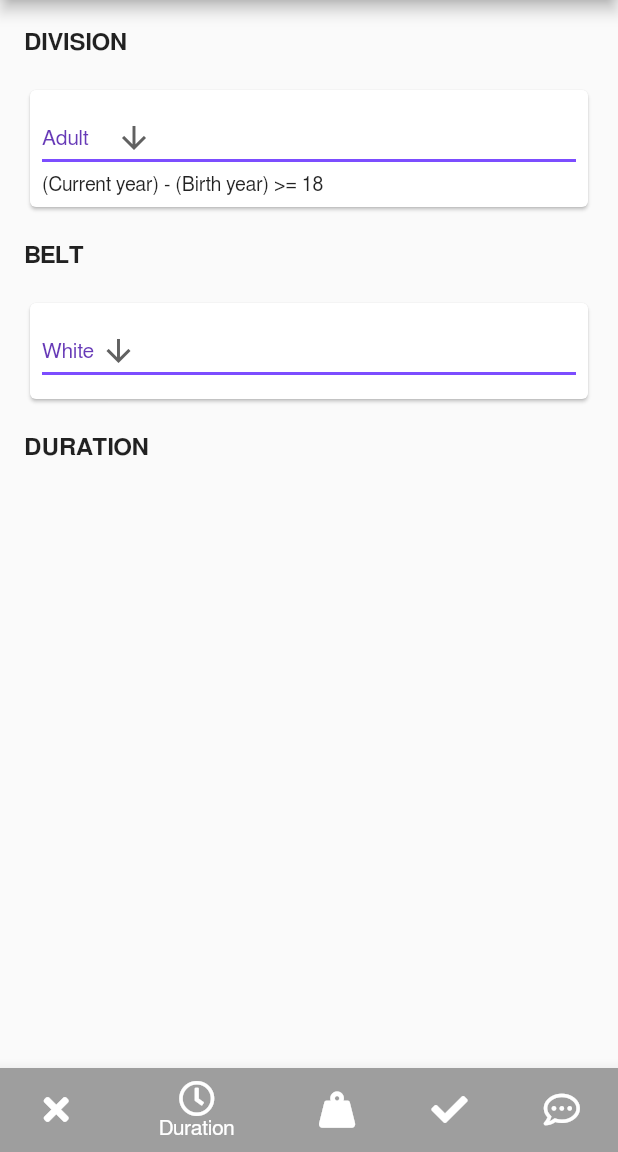
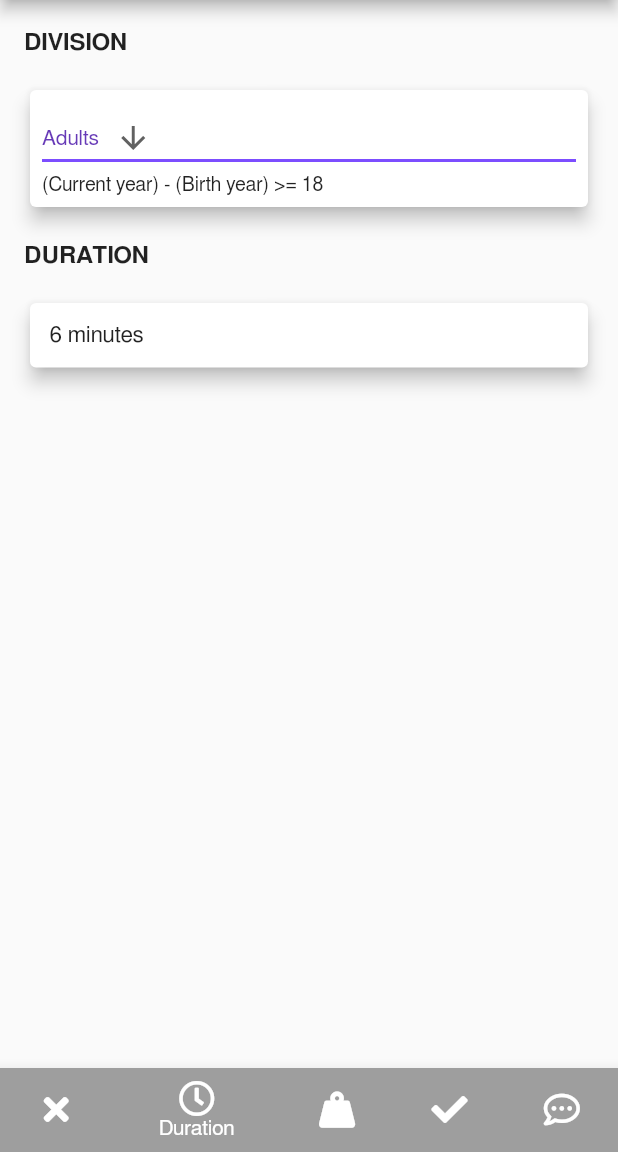
Before and after one commit to leregdos/bjj-mongolian, a Flutter app: the screen it shows after launch, item 2 of the bottom bar chosen, on a phone screen of 412 x 824 dp, the part 84-1236 px from its top. Run offline on Flutter 3.47's test engine with Material 2 defaults, Android fonts, the light colour scheme and no system bars; our stand-ins replace font_awesome_flutter; Roboto replaces fonts that are missing (FreeSans).

Commit message:
Add duration page

```diff
--- a/bjj_mongolian_rulebook/lib/durationPage.dart
+++ b/bjj_mongolian_rulebook/lib/durationPage.dart
@@ -6,22 +6,21 @@ class DurationPage extends StatefulWidget {
 }
 
 class _DurationPageState extends State<DurationPage> {
-  String dropdownValue = 'Adult';
-  String dropdownValueBelt = 'White';
+  String dropdownValue = 'Adults';
   List<String> divisionList = [
-    'Kids 1',
-    'Kids 2',
-    'Kids 3',
-    'Infant',
-    'Junior',
-    'Teen',
-    'Juvenile',
-    'Adult',
-    'Master'
+    'U8+',
+    'U10+',
+    'U14',
+    'U14+',
+    'U16+',
+    'U18+',
+    'Adults',
+    'Masters'
   ];
-  List<int> ageList = [4, 6, 8, 10, 12, 14, 16, 18, 30];
-  List<String> beltList = ['White', 'Blue', 'Purple', 'Brown', 'Black'];
+  List<int> ageList = [8, 10, 12, 14, 16, 18, 18, 35];
+  List<String> durationList = ['1.5', '3', '3', '3', '4', '5', '6', '5'];
   int age = 18;
+  String duration = '6';
 
   @override
   Widget build(BuildContext context) {
@@ -40,39 +39,9 @@ class _DurationPageState extends State<DurationPage> {
         Padding(
           padding: const EdgeInsets.symmetric(horizontal: 16.0),
           child: Card(
+            elevation: 5.0,
             child: buildDropdownButton(),
           ),
-        ),
-        ListTile(
-          title: Text(
-            'BELT',
-            style: TextStyle(
-                fontSize: 16,
-                fontFamily: 'FreeSans',
-                fontWeight: FontWeight.bold),
-          ),
-        ),
-        Padding(
-          padding: const EdgeInsets.symmetric(horizontal: 16.0),
-          child: divisionList.indexOf(dropdownValue) > 6
-              ? Card(child: buildBeltDropdownButton())
-              : Card(
-                  elevation: 2,
-                  child: Padding(
-                    padding: const EdgeInsets.all(16.0),
-                    child: Container(
-                      height: 16,
-                      child: Text(
-                        'All Belts',
-                        style: TextStyle(
-                          color: Colors.deepPurple,
-                          fontSize: 15,
-                          fontFamily: 'FreeSans',
-                        ),
-                      ),
-                    ),
-                  ),
-                ),
         ),
         ListTile(
           title: Text(
@@ -83,43 +52,25 @@ class _DurationPageState extends State<DurationPage> {
                 fontWeight: FontWeight.bold),
           ),
         ),
-      ],
-    );
-  }
-
-  Widget buildBeltDropdownButton() {
-    return Padding(
-      padding: const EdgeInsets.all(8.0),
-      child: Column(
-        crossAxisAlignment: CrossAxisAlignment.stretch,
-        children: [
-          Container(
-            child: DropdownButton<String>(
-              value: dropdownValueBelt,
-              icon: const Icon(Icons.arrow_downward),
-              iconSize: 24,
-              elevation: 16,
-              style: const TextStyle(
-                  color: Colors.deepPurple, fontFamily: 'FreeSans'),
-              underline: Container(
-                height: 2,
-                color: Colors.deepPurpleAccent,
+        Padding(
+          padding: const EdgeInsets.symmetric(horizontal: 16.0),
+          child: Card(
+            elevation: 5.0,
+            child: Padding(
+              padding: const EdgeInsets.all(13.0),
+              child: Container(
+                child: Text(
+                  '$duration minutes',
+                  style: TextStyle(
+                    fontSize: 15,
+                    fontFamily: 'FreeSans',
+                  ),
+                ),
               ),
-              onChanged: (String newValue) {
-                setState(() {
-                  dropdownValueBelt = newValue;
-                });
-              },
-              items: beltList.map<DropdownMenuItem<String>>((String value) {
-                return DropdownMenuItem<String>(
-                  value: value,
-                  child: Text(value),
-                );
-              }).toList(),
             ),
           ),
-        ],
-      ),
+        ),
+      ],
     );
   }
 
@@ -145,6 +96,7 @@ class _DurationPageState extends State<DurationPage> {
                 setState(() {
                   dropdownValue = newValue;
                   age = ageList[divisionList.indexOf(newValue)];
+                  duration = durationList[divisionList.indexOf(newValue)];
                 });
               },
               items: divisionList.map<DropdownMenuItem<String>>((String value) {
```
